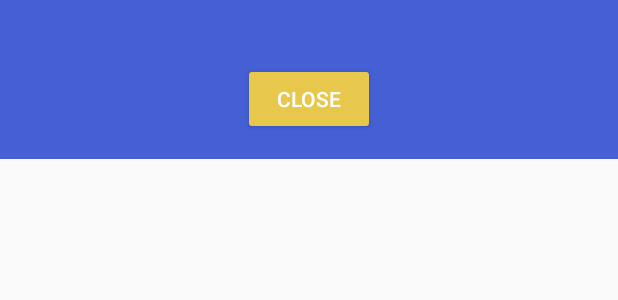
After one commit to Oumy25/BoomBrick, an Android app: the layout dialog_instructions.xml on its own in the app's theme, with its tools: preview values and no code run, on a phone screen of 412 x 824 dp. The commit adds this screen. Shown: the top 300 px of the screen. Run offline under Robolectric (Android 15) with nearby library versions, the phone set to English and light mode, and no system bars.

Commit message:
ADD instructions

```diff
--- a/app/src/main/java/com/example/helloworld/MainActivity.java
+++ b/app/src/main/java/com/example/helloworld/MainActivity.java
@@ -39,4 +39,8 @@ public class MainActivity extends AppCompatActivity {
         GameView gameView = new GameView(this, "hard");
         setContentView(gameView);
     }
+    public void openInstructions(View view){
+        OpenInstructions instructionsDialog = new OpenInstructions(this);
+        instructionsDialog.show();
+    }
 }
--- /dev/null
+++ b/app/src/main/res/layout/dialog_instructions.xml
@@ -0,0 +1,32 @@
+<?xml version="1.0" encoding="utf-8"?>
+    <ScrollView xmlns:android="http://schemas.android.com/apk/res/android"
+        android:layout_width="match_parent"
+        android:layout_height="wrap_content"
+        android:padding="16dp"
+        android:background="#455fd4">
+
+        <LinearLayout
+            android:layout_width="match_parent"
+            android:layout_height="wrap_content"
+            android:orientation="vertical">
+
+            <TextView
+                android:id="@+id/tv_instructions"
+                android:layout_width="match_parent"
+                android:layout_height="wrap_content"
+                android:textSize="16dp"
+                android:gravity="center_horizontal"
+                android:scrollbars="vertical"
+                android:paddingBottom="4dp"/>
+
+            <Button
+                android:id="@+id/btn_close"
+                android:layout_width="wrap_content"
+                android:layout_height="wrap_content"
+                android:layout_gravity="center"
+                android:backgroundTint="#e7c84d"
+                android:text="Close"
+                android:textColor="#FFFFFF" />
+        </LinearLayout>
+    </ScrollView>
+    <?xml version="1.0" encoding="utf-8"?>
```
Also changed, not shown: app/src/main/java/com/example/helloworld/OpenInstructions.java (added, +96 -0 lines), app/src/main/res/layout/activity_main.xml (+5 -4 lines), app/src/main/res/layout/game_over.xml (+12 -13 lines), app/src/main/res/drawable/bonus.png (added), app/src/main/res/drawable/bricks.png (added), app/src/main/res/drawable/challenge.png (added), app/src/main/res/drawable/difficult_1.png (added), app/src/main/res/drawable/easy_1.png (added), app/src/main/res/drawable/home_blanc.png (added), app/src/main/res/drawable/life.png (added), app/src/main/res/drawable/medium_1.png (added), app/src/main/res/drawable/racket.png (added), app/src/main/res/drawable/record_barre.png (added), app/src/main/res/drawable/restart.png (added).
